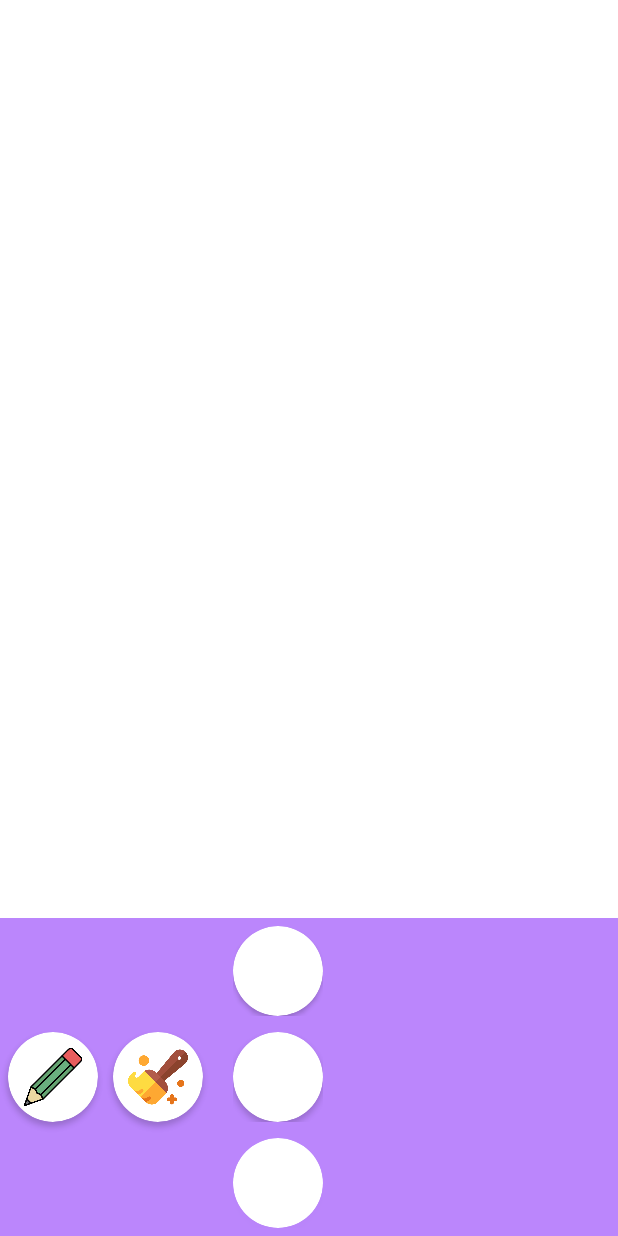
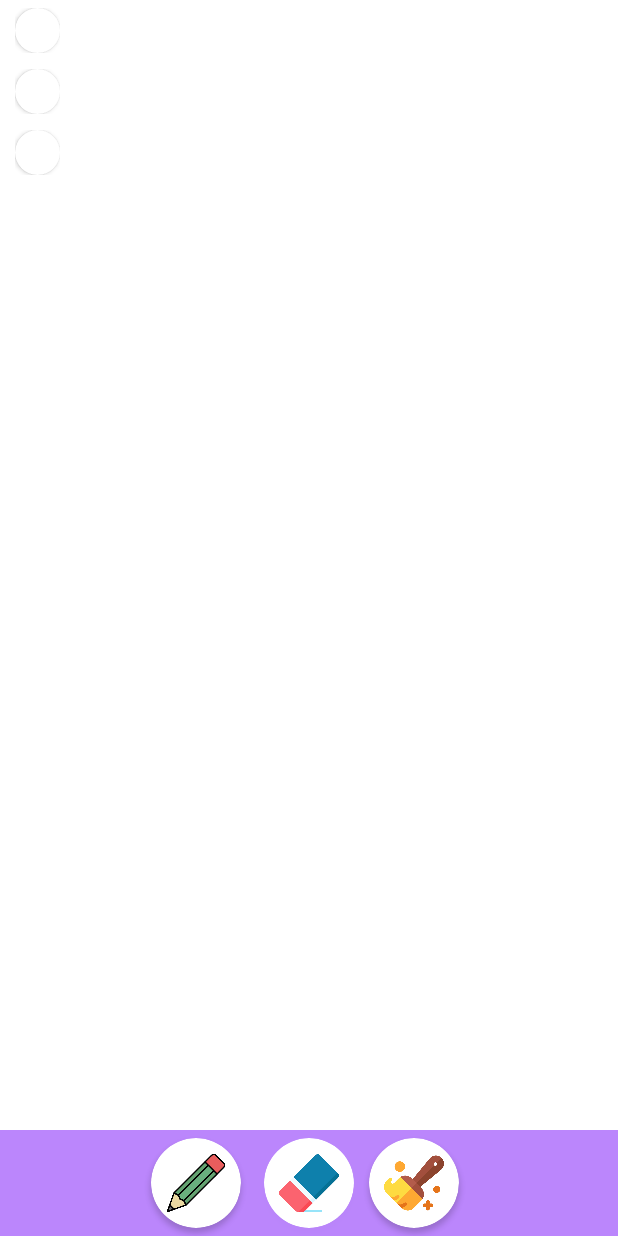
Before and after one commit to nisaefendioglu/ArtVenture, an Android app: the layout activity_main.xml on its own in the app's theme, with its tools: preview values and no code run, on a phone screen of 412 x 824 dp. Run offline under Robolectric (Android 15) with nearby library versions, the phone set to English and light mode, and no system bars.

Commit message:
Update design

```diff
--- a/app/build.gradle
+++ b/app/build.gradle
@@ -38,10 +38,10 @@ android {
 
 dependencies {
 
-    implementation 'androidx.core:core-ktx:1.8.0'
+    implementation 'androidx.core:core-ktx:1.10.1'
     implementation 'androidx.appcompat:appcompat:1.6.1'
-    implementation 'com.google.android.material:material:1.5.0'
-    implementation 'androidx.constraintlayout:constraintlayout:2.1.3'
+    implementation 'com.google.android.material:material:1.9.0'
+    implementation 'androidx.constraintlayout:constraintlayout:2.1.4'
     testImplementation 'junit:junit:4.13.2'
     androidTestImplementation 'androidx.test.ext:junit:1.1.5'
     androidTestImplementation 'androidx.test.espresso:espresso-core:3.5.1'
--- a/app/src/main/AndroidManifest.xml
+++ b/app/src/main/AndroidManifest.xml
@@ -8,7 +8,7 @@
         android:label="@string/app_name"
         android:roundIcon="@mipmap/ic_launcher_round"
         android:supportsRtl="true"
-        android:theme="@style/Theme.PAINTAPP">
+        android:theme="@style/Theme.Paint">
         <activity
             android:name=".MainActivity"
             android:exported="true">
--- a/app/src/main/java/com/nisaefendioglu/paintapp/MainActivity.kt
+++ b/app/src/main/java/com/nisaefendioglu/paintapp/MainActivity.kt
@@ -1,5 +1,6 @@
 package com.nisaefendioglu.paintapp
 
+import android.graphics.Color
 import androidx.appcompat.app.AppCompatActivity
 import android.os.Bundle
 import androidx.activity.viewModels
@@ -38,6 +39,10 @@ class MainActivity : AppCompatActivity() {
 
         binding.erasePaintButton.setOnClickListener {
             paintView.clearPaths()
+        }
+
+        binding.eraseButton.setOnClickListener {
+            paintView.setPaintColor(Color.WHITE)
         }
 
         viewModel.colorList.observe(this) { colorItems ->
--- a/app/src/main/res/layout/activity_main.xml
+++ b/app/src/main/res/layout/activity_main.xml
@@ -4,10 +4,12 @@
     xmlns:tools="http://schemas.android.com/tools">
 
     <data>
+
         <variable
             name="viewModel"
             type="com.nisaefendioglu.paintapp.viewmodel.PaintViewModel" />
     </data>
+
     <androidx.constraintlayout.widget.ConstraintLayout
         android:layout_width="match_parent"
         android:layout_height="match_parent"
@@ -32,6 +34,7 @@
             android:layout_width="match_parent"
             android:layout_height="wrap_content"
             android:background="@color/purple_200"
+            android:gravity="center"
             android:orientation="horizontal"
             app:layout_constraintBottom_toBottomOf="parent"
             app:layout_constraintLeft_toLeftOf="parent"
@@ -60,6 +63,28 @@
                 android:layout_height="match_parent" />
 
             <androidx.cardview.widget.CardView
+                android:id="@+id/eraseButton"
+                android:layout_width="60dp"
+                android:layout_height="60dp"
+                android:layout_gravity="center"
+                android:layout_marginStart="5dp"
+                android:layout_marginTop="5dp"
+                android:layout_marginBottom="5dp"
+                app:cardCornerRadius="100dp">
+
+                <ImageView
+                    android:layout_width="match_parent"
+                    android:layout_height="match_parent"
+                    android:layout_margin="10dp"
+                    android:src="@drawable/eraser" />
+
+            </androidx.cardview.widget.CardView>
+
+            <Space
+                android:layout_width="10dp"
+                android:layout_height="match_parent" />
+
+            <androidx.cardview.widget.CardView
                 android:id="@+id/erasePaintButton"
                 android:layout_width="60dp"
                 android:layout_height="60dp"
@@ -79,14 +104,14 @@
             <Space
                 android:layout_width="10dp"
                 android:layout_height="match_parent" />
+        </LinearLayout>
 
-            <androidx.recyclerview.widget.RecyclerView
-                android:id="@+id/colorRecyclerView"
-                android:layout_width="match_parent"
-                android:layout_height="wrap_content"
-                tools:listitem="@layout/select_color_layout" />
-
-        </LinearLayout>
+        <androidx.recyclerview.widget.RecyclerView
+            android:id="@+id/colorRecyclerView"
+            android:layout_width="match_parent"
+            android:layout_height="wrap_content"
+            tools:ignore="MissingConstraints"
+            tools:listitem="@layout/select_color_layout" />
 
     </androidx.constraintlayout.widget.ConstraintLayout>
 </layout>
--- a/app/src/main/res/layout/select_color_layout.xml
+++ b/app/src/main/res/layout/select_color_layout.xml
@@ -10,8 +10,8 @@
     android:paddingBottom="5dp">
 
     <androidx.cardview.widget.CardView
-        android:layout_width="60dp"
-        android:layout_height="60dp"
+        android:layout_width="30dp"
+        android:layout_height="30dp"
         android:layout_gravity="center"
         app:cardCornerRadius="100dp">
 
@@ -22,8 +22,5 @@
 
         </ImageView>
 
-
     </androidx.cardview.widget.CardView>
-
-
 </androidx.coordinatorlayout.widget.CoordinatorLayout>
--- a/app/src/main/res/values-night/themes.xml
+++ b/app/src/main/res/values-night/themes.xml
@@ -1,6 +1,6 @@
 <resources xmlns:tools="http://schemas.android.com/tools">
     <!-- Base application theme. -->
-    <style name="Theme.PAINTAPP" parent="Theme.MaterialComponents.DayNight.NoActionBar">
+    <style name="Theme.Paint" parent="Theme.MaterialComponents.DayNight.NoActionBar">
         <!-- Primary brand color. -->
         <item name="colorPrimary">@color/purple_200</item>
         <item name="colorPrimaryVariant">#121212</item>
--- a/app/src/main/res/values/themes.xml
+++ b/app/src/main/res/values/themes.xml
@@ -1,9 +1,9 @@
 <resources xmlns:tools="http://schemas.android.com/tools">
     <!-- Base application theme. -->
-    <style name="Theme.PAINTAPP" parent="Theme.MaterialComponents.DayNight.NoActionBar">
+    <style name="Theme.Paint" parent="Theme.MaterialComponents.DayNight.NoActionBar">
         <!-- Primary brand color. -->
         <item name="colorPrimary">@color/purple_500</item>
-        <item name="colorPrimaryVariant">@color/white</item>
+        <item name="colorPrimaryVariant">@color/purple_200</item>
         <item name="colorOnPrimary">@color/white</item>
         <!-- Secondary brand color. -->
         <item name="colorSecondary">@color/teal_200</item>
```
Also changed, not shown: app/src/main/res/drawable/dialog_bg.xml (+4 -5 lines), app/src/main/res/drawable/eraser.png (added).
